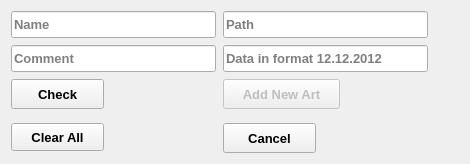
Old version of the form AddWindow.ui in the repository Munsik-dev/ArtCatalog.
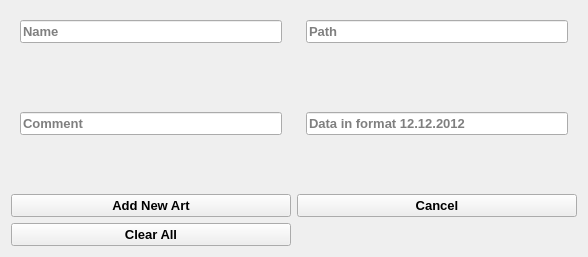
New version of the form.

Commit message: Реворк дизайна доп окна + улучшение кнопки отмены

```diff
--- a/AddWindow.ui
+++ b/AddWindow.ui
@@ -6,34 +6,31 @@
    <rect>
     <x>0</x>
     <y>0</y>
-    <width>470</width>
-    <height>164</height>
+    <width>588</width>
+    <height>257</height>
    </rect>
   </property>
   <property name="minimumSize">
    <size>
-    <width>470</width>
-    <height>164</height>
+    <width>588</width>
+    <height>257</height>
    </size>
   </property>
   <property name="maximumSize">
    <size>
-    <width>470</width>
-    <height>164</height>
+    <width>997</width>
+    <height>763</height>
    </size>
   </property>
   <property name="windowTitle">
    <string>Adding</string>
   </property>
+  <layout class="QGridLayout" name="gridLayout_5">
+   <item row="0" column="0">
+    <widget class="QWidget" name="name_widget" native="true">
+     <layout class="QGridLayout" name="gridLayout">
+      <item row="0" column="0">
   <widget class="QLineEdit" name="name_lineedit">
-   <property name="geometry">
-    <rect>
-     <x>11</x>
-     <y>11</y>
-     <width>205</width>
-     <height>27</height>
-    </rect>
-   </property>
    <property name="font">
     <font>
      <pointsize>10</pointsize>
@@ -54,15 +51,9 @@
     <string>Name</string>
    </property>
   </widget>
-  <widget class="QLineEdit" name="comment_lineedit">
-   <property name="geometry">
-    <rect>
-     <x>11</x>
-     <y>45</y>
-     <width>205</width>
-     <height>27</height>
-    </rect>
-   </property>
+      </item>
+      <item row="1" column="0">
+       <widget class="QLabel" name="name_label">
    <property name="font">
     <font>
      <pointsize>10</pointsize>
@@ -70,19 +61,19 @@
      <bold>true</bold>
     </font>
    </property>
-   <property name="placeholderText">
-    <string>Comment</string>
-   </property>
-  </widget>
+        <property name="text">
+         <string/>
+        </property>
+       </widget>
+      </item>
+     </layout>
+    </widget>
+   </item>
+   <item row="0" column="1">
+    <widget class="QWidget" name="path_widget" native="true">
+     <layout class="QGridLayout" name="gridLayout_2">
+      <item row="0" column="0">
   <widget class="QLineEdit" name="path_lineedit">
-   <property name="geometry">
-    <rect>
-     <x>223</x>
-     <y>11</y>
-     <width>205</width>
-     <height>27</height>
-    </rect>
-   </property>
    <property name="font">
     <font>
      <pointsize>10</pointsize>
@@ -94,15 +85,63 @@
     <string>Path</string>
    </property>
   </widget>
+      </item>
+      <item row="1" column="0">
+       <widget class="QLabel" name="path_label">
+        <property name="font">
+         <font>
+          <pointsize>10</pointsize>
+          <weight>75</weight>
+          <bold>true</bold>
+         </font>
+        </property>
+        <property name="text">
+         <string/>
+        </property>
+       </widget>
+      </item>
+     </layout>
+    </widget>
+   </item>
+   <item row="1" column="0">
+    <widget class="QWidget" name="comment_widget" native="true">
+     <layout class="QGridLayout" name="gridLayout_3">
+      <item row="0" column="0">
+       <widget class="QLineEdit" name="comment_lineedit">
+        <property name="font">
+         <font>
+          <pointsize>10</pointsize>
+          <weight>75</weight>
+          <bold>true</bold>
+         </font>
+        </property>
+        <property name="placeholderText">
+         <string>Comment</string>
+        </property>
+       </widget>
+      </item>
+      <item row="1" column="0">
+       <widget class="QLabel" name="comment_label">
+        <property name="font">
+         <font>
+          <pointsize>10</pointsize>
+          <weight>75</weight>
+          <bold>true</bold>
+         </font>
+        </property>
+        <property name="text">
+         <string/>
+        </property>
+       </widget>
+      </item>
+     </layout>
+    </widget>
+   </item>
+   <item row="1" column="1">
+    <widget class="QWidget" name="widget" native="true">
+     <layout class="QGridLayout" name="gridLayout_4">
+      <item row="0" column="0">
   <widget class="QLineEdit" name="data_lineedit">
-   <property name="geometry">
-    <rect>
-     <x>223</x>
-     <y>45</y>
-     <width>205</width>
-     <height>27</height>
-    </rect>
-   </property>
    <property name="font">
     <font>
      <pointsize>10</pointsize>
@@ -114,18 +153,9 @@
     <string>Data in format 12.12.2012</string>
    </property>
   </widget>
-  <widget class="QPushButton" name="cancel_button">
-   <property name="enabled">
-    <bool>true</bool>
-   </property>
-   <property name="geometry">
-    <rect>
-     <x>223</x>
-     <y>123</y>
-     <width>93</width>
-     <height>30</height>
-    </rect>
-   </property>
+      </item>
+      <item row="1" column="0">
+       <widget class="QLabel" name="data_label">
    <property name="font">
     <font>
      <pointsize>10</pointsize>
@@ -134,20 +164,17 @@
     </font>
    </property>
    <property name="text">
-    <string>Cancel</string>
-   </property>
-  </widget>
+         <string/>
+        </property>
+       </widget>
+      </item>
+     </layout>
+    </widget>
+   </item>
+   <item row="2" column="0">
   <widget class="QPushButton" name="add_button">
    <property name="enabled">
-    <bool>false</bool>
-   </property>
-   <property name="geometry">
-    <rect>
-     <x>223</x>
-     <y>79</y>
-     <width>117</width>
-     <height>30</height>
-    </rect>
+      <bool>true</bool>
    </property>
    <property name="font">
     <font>
@@ -160,14 +187,11 @@
     <string>Add New Art</string>
    </property>
   </widget>
-  <widget class="QPushButton" name="check_button">
-   <property name="geometry">
-    <rect>
-     <x>11</x>
-     <y>79</y>
-     <width>93</width>
-     <height>30</height>
-    </rect>
+   </item>
+   <item row="2" column="1">
+    <widget class="QPushButton" name="cancel_button">
+     <property name="enabled">
+      <bool>true</bool>
    </property>
    <property name="font">
     <font>
@@ -177,18 +201,12 @@
     </font>
    </property>
    <property name="text">
-    <string>Сheck</string>
-   </property>
-  </widget>
+      <string>Cancel</string>
+     </property>
+    </widget>
+   </item>
+   <item row="3" column="0">
   <widget class="QPushButton" name="clear_button">
-   <property name="geometry">
-    <rect>
-     <x>11</x>
-     <y>123</y>
-     <width>93</width>
-     <height>28</height>
-    </rect>
-   </property>
    <property name="font">
     <font>
      <pointsize>10</pointsize>
@@ -200,6 +218,8 @@
     <string>Clear All</string>
    </property>
   </widget>
+   </item>
+  </layout>
  </widget>
  <resources/>
  <connections/>
```
Lines whose indentation alone changed are shown as unchanged. The commit also changes 2 other files.
